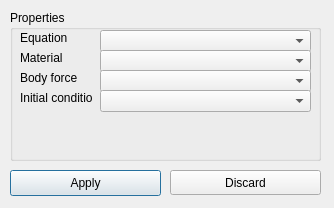
tehnick/elmerfem, file misc/Mesh3D/forms/bodypropertyeditor.ui: the form before one commit.
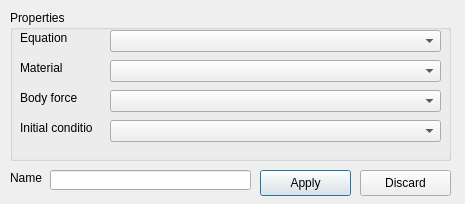
The form after the commit. Icons and pictures are not drawn.

Commit message: Mesh3D: Changed body block writing in sifgenerator

```diff
--- a/misc/Mesh3D/forms/bodypropertyeditor.ui
+++ b/misc/Mesh3D/forms/bodypropertyeditor.ui
@@ -8,8 +8,8 @@
    <rect>
     <x>0</x>
     <y>0</y>
-    <width>334</width>
-    <height>208</height>
+    <width>465</width>
+    <height>204</height>
    </rect>
   </property>
   <property name="windowTitle" >
@@ -18,9 +18,9 @@
   <widget class="QPushButton" name="applyButton" >
    <property name="geometry" >
     <rect>
-     <x>10</x>
+     <x>260</x>
      <y>170</y>
-     <width>151</width>
+     <width>91</width>
      <height>26</height>
     </rect>
    </property>
@@ -34,10 +34,10 @@
   <widget class="QPushButton" name="discardButton" >
    <property name="geometry" >
     <rect>
-     <x>170</x>
+     <x>360</x>
      <y>170</y>
-     <width>151</width>
-     <height>25</height>
+     <width>91</width>
+     <height>26</height>
     </rect>
    </property>
    <property name="text" >
@@ -52,7 +52,7 @@
     <rect>
      <x>10</x>
      <y>10</y>
-     <width>311</width>
+     <width>441</width>
      <height>151</height>
     </rect>
    </property>
@@ -75,9 +75,9 @@
    <widget class="QComboBox" name="equationCombo" >
     <property name="geometry" >
      <rect>
-      <x>90</x>
+      <x>100</x>
       <y>20</y>
-      <width>211</width>
+      <width>331</width>
       <height>22</height>
      </rect>
     </property>
@@ -85,9 +85,9 @@
    <widget class="QComboBox" name="materialCombo" >
     <property name="geometry" >
      <rect>
-      <x>90</x>
-      <y>40</y>
-      <width>211</width>
+      <x>100</x>
+      <y>50</y>
+      <width>331</width>
       <height>22</height>
      </rect>
     </property>
@@ -96,7 +96,7 @@
     <property name="geometry" >
      <rect>
       <x>10</x>
-      <y>40</y>
+      <y>50</y>
       <width>61</width>
       <height>16</height>
      </rect>
@@ -108,9 +108,9 @@
    <widget class="QComboBox" name="bodyForceCombo" >
     <property name="geometry" >
      <rect>
-      <x>90</x>
-      <y>60</y>
-      <width>211</width>
+      <x>100</x>
+      <y>80</y>
+      <width>331</width>
       <height>22</height>
      </rect>
     </property>
@@ -119,7 +119,7 @@
     <property name="geometry" >
      <rect>
       <x>10</x>
-      <y>60</y>
+      <y>80</y>
       <width>61</width>
       <height>16</height>
      </rect>
@@ -132,7 +132,7 @@
     <property name="geometry" >
      <rect>
       <x>10</x>
-      <y>80</y>
+      <y>110</y>
       <width>72</width>
       <height>16</height>
      </rect>
@@ -144,14 +144,37 @@
    <widget class="QComboBox" name="initialConditionCombo" >
     <property name="geometry" >
      <rect>
-      <x>90</x>
-      <y>80</y>
-      <width>211</width>
+      <x>100</x>
+      <y>110</y>
+      <width>331</width>
       <height>22</height>
      </rect>
     </property>
    </widget>
   </widget>
+  <widget class="QLabel" name="nameLabel" >
+   <property name="geometry" >
+    <rect>
+     <x>10</x>
+     <y>170</y>
+     <width>41</width>
+     <height>16</height>
+    </rect>
+   </property>
+   <property name="text" >
+    <string>Name</string>
+   </property>
+  </widget>
+  <widget class="QLineEdit" name="nameEdit" >
+   <property name="geometry" >
+    <rect>
+     <x>50</x>
+     <y>170</y>
+     <width>201</width>
+     <height>20</height>
+    </rect>
+   </property>
+  </widget>
  </widget>
  <resources>
   <include location="../Mesh3D.qrc" />
```
The commit also changes 2 other files.
